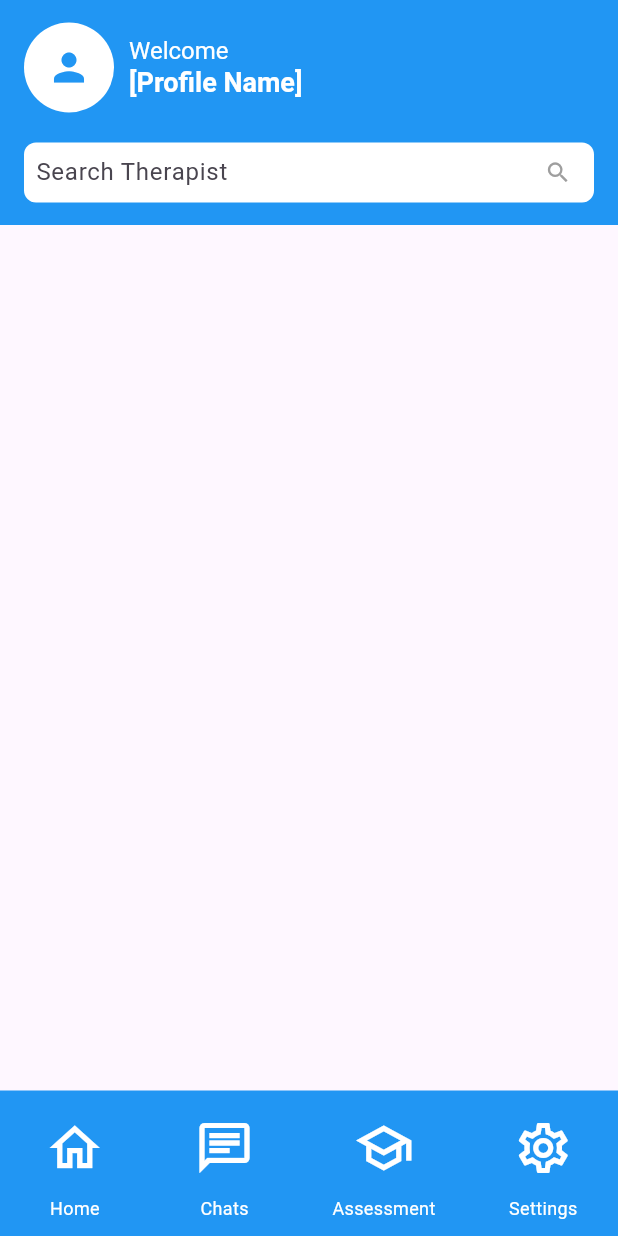
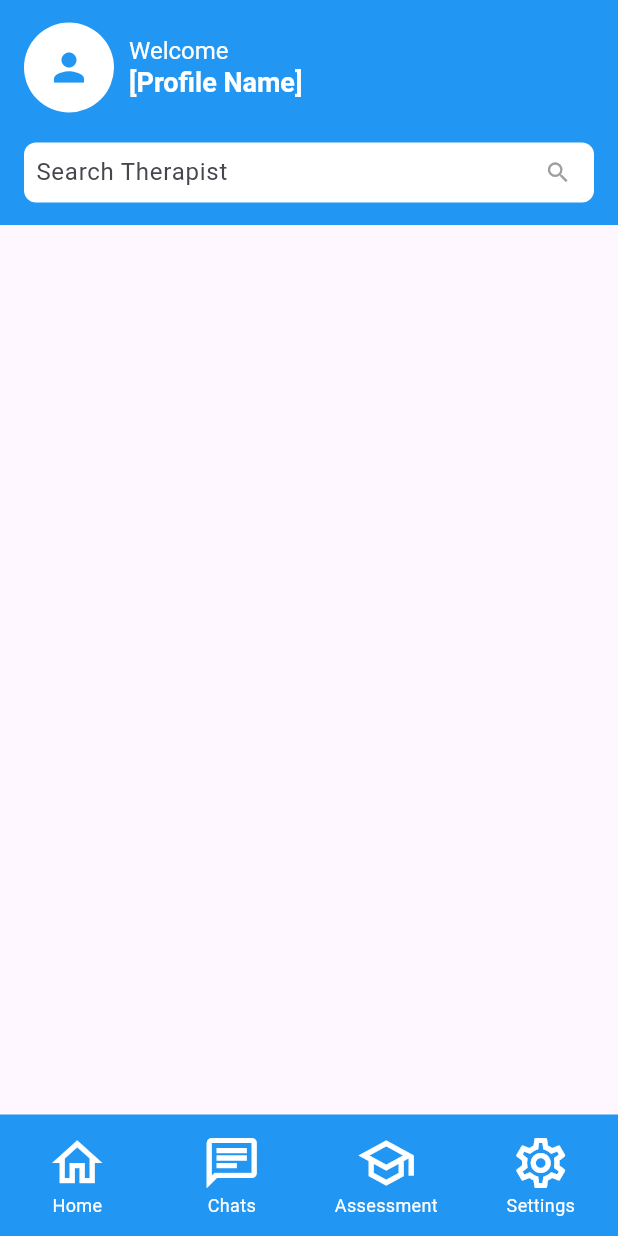
Before and after one commit to KahnSvaer/CuraHead, a Flutter app: the screen it shows after launch, on a phone screen of 412 x 824 dp. Run offline on Flutter 3.47's test engine with Material 3 defaults, Android fonts, the phone set to English and light mode, and no system bars.

Commit message:
Added Working navigation pane with custom buttons

```diff
--- a/frontend/lib/main.dart
+++ b/frontend/lib/main.dart
@@ -5,6 +5,8 @@
 }
 
 class MyApp extends StatelessWidget {
+  const MyApp({super.key});
+
   @override
   Widget build(BuildContext context) {
     return MaterialApp(
@@ -27,7 +29,7 @@
       body: Column(
         children: [
           Expanded(child: Container()), // Empty space for main content
-          BottomNavigationBarRow(), // Bottom navigation row
+          const BottomNavigationBarRow(), // Bottom navigation row
         ],
       ), // Empty body
     );
@@ -117,7 +119,7 @@
   Widget build(BuildContext context) {
     return Container(
       color: Colors.blue,
-      padding: EdgeInsets.symmetric(vertical: 10),
+      padding: EdgeInsets.symmetric(vertical: 2),
       child: Row(
         mainAxisAlignment: MainAxisAlignment.spaceAround,
         children: [
@@ -171,7 +173,7 @@
   }
 }
 
-class NavItemButton extends StatelessWidget {
+class NavItemButton extends StatefulWidget {
   final IconData icon;
   final String label;
   final double iconSize;
@@ -179,6 +181,11 @@
   final Color textColor;
   final Color iconColor;
   final Color pressedColor;
+  final Color boxColor;
+  final bool showOutline; // Flag to show or hide outline
+  final Color outlineColor; // Color of the outline
+  final double outlineWidth; // Width of the outline
+  final double buttonWidth;
   final VoidCallback onTap;
 
   const NavItemButton({
@@ -189,31 +196,72 @@
     this.textSize = 12.0, // Default text size
     this.iconColor = Colors.white, // Default icon color
     this.textColor = Colors.white, // Default text color
-    this.pressedColor = Colors.black,
+    this.pressedColor = Colors.blueAccent, // Color when pressed
+    this.boxColor = Colors.transparent, // Transparent by default
+    this.outlineColor = Colors.transparent, // Default outline color
+    this.outlineWidth = 0, // Default outline width
+    this.showOutline = false,
+    this.buttonWidth = 90,
     required this.onTap,
   });
 
   @override
+  NavItemButtonState createState() => NavItemButtonState();
+}
+
+class NavItemButtonState extends State<NavItemButton> {
+  bool _isPressed = false; // Track whether the button is pressed
+
+  @override
   Widget build(BuildContext context) {
-    return Column(
-        mainAxisSize: MainAxisSize.min,
-        children: [
-          IconButton(
-            icon: Icon(
-              icon,
-              color: iconColor,
-              size: iconSize,
+    return GestureDetector(
+      onTap: widget.onTap, // Trigger the provided onTap function
+      onTapDown: (_) {
+        setState(() {
+          _isPressed = true; // Button is pressed
+        });
+      },
+      onTapUp: (_) {
+        setState(() {
+          _isPressed = false; // Button is released
+        });
+      },
+      onTapCancel: () {
+        setState(() {
+          _isPressed = false; // Button release is cancelled
+        });
+      },
+      child:
+      Container(
+        width: widget.buttonWidth,
+        decoration: BoxDecoration(
+          color: _isPressed ? widget.pressedColor : widget.boxColor, // Change box color when pressed
+          borderRadius: BorderRadius.circular(16.0), // Rounded edges
+          border: widget.showOutline
+              ? Border.all(
+            color: widget.outlineColor.withOpacity(0.3), // Outline color from property
+            width: widget.outlineWidth, // Outline width from property
+          )
+              : null, // No border if showOutline is false
+        ),
+        padding: EdgeInsets.symmetric(vertical: 10.0, horizontal: 10.0),
+        child: Column(
+          mainAxisSize: MainAxisSize.min,
+          children: [
+            Icon(
+              widget.icon,
+              color: widget.iconColor,
+              size: widget.iconSize,
+
             ),
-            color: Colors.blue,
-            onPressed: onTap,
-          ),
-
-          SizedBox(height: 4), // Small gap between icon and label
-          Text(
-            label,
-            style: TextStyle(fontSize: textSize, color: textColor),
-          ),
-        ],
+            const SizedBox(height: 0), // Small gap between icon and label
+            Text(
+              widget.label,
+              style: TextStyle(fontSize: widget.textSize, color: widget.textColor),
+            ),
+          ],
+        ),
+      ),
     );
   }
 }
```
